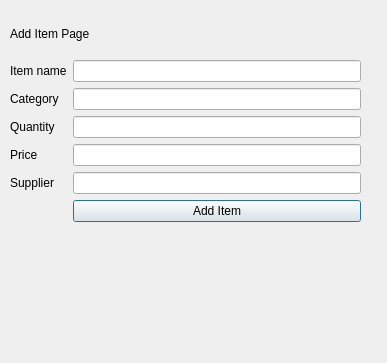
Qt form additem.ui (YUSIFABOOD/Inventory) before a commit.
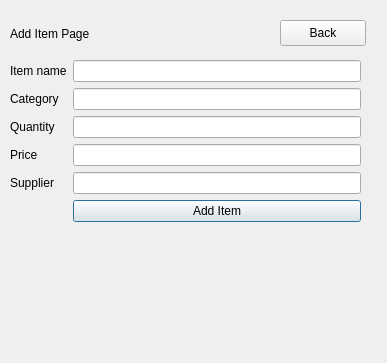
The same form after that commit.

What changed in the file:
```diff
--- a/additem.ui
+++ b/additem.ui
@@ -95,6 +95,19 @@
     </item>
    </layout>
   </widget>
+  <widget class="QPushButton" name="backButton">
+   <property name="geometry">
+    <rect>
+     <x>280</x>
+     <y>20</y>
+     <width>86</width>
+     <height>26</height>
+    </rect>
+   </property>
+   <property name="text">
+    <string>Back</string>
+   </property>
+  </widget>
  </widget>
  <resources/>
  <connections/>
```
